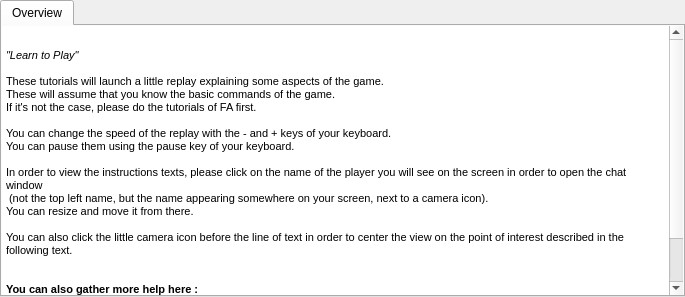
The window that res/tutorials/tutorials.ui (FAForever/client) describes before a commit, drawn with Qt 5.
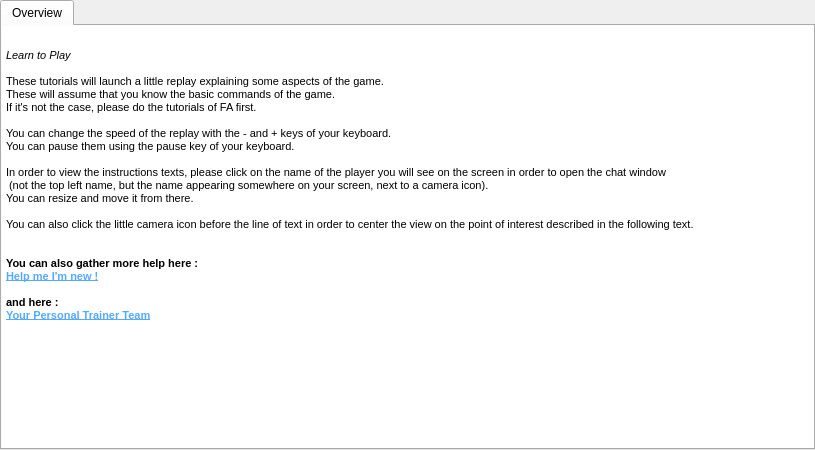
The same window after the commit.

Commit message: Remove unnecessary quotation marks

The edit to the form file:
```diff
--- a/res/tutorials/tutorials.ui
+++ b/res/tutorials/tutorials.ui
@@ -6,8 +6,8 @@
    <rect>
     <x>0</x>
     <y>0</y>
-    <width>685</width>
-    <height>297</height>
+    <width>815</width>
+    <height>450</height>
    </rect>
   </property>
   <property name="windowTitle">
@@ -39,29 +39,29 @@
        <string>&lt;!DOCTYPE HTML PUBLIC &quot;-//W3C//DTD HTML 4.0//EN&quot; &quot;http://www.w3.org/TR/REC-html40/strict.dtd&quot;&gt;
 &lt;html&gt;&lt;head&gt;&lt;meta name=&quot;qrichtext&quot; content=&quot;1&quot; /&gt;&lt;style type=&quot;text/css&quot;&gt;
 p, li { white-space: pre-wrap; }
-&lt;/style&gt;&lt;/head&gt;&lt;body style=&quot; font-family:'MS Shell Dlg 2'; font-size:8.25pt; font-weight:400; font-style:normal;&quot;&gt;
-&lt;p style=&quot; margin-top:0px; margin-bottom:0px; margin-left:0px; margin-right:0px; -qt-block-indent:0; text-indent:0px;&quot;&gt;&lt;span style=&quot; font-size:12pt; font-weight:600; color:#ffffff;&quot;&gt;Tutorials&lt;/span&gt;&lt;/p&gt;
-&lt;p style=&quot; margin-top:0px; margin-bottom:0px; margin-left:0px; margin-right:0px; -qt-block-indent:0; text-indent:0px;&quot;&gt;&lt;span style=&quot; font-size:8pt; font-style:italic;&quot;&gt;&amp;quot;Learn to Play&amp;quot;&lt;/span&gt;&lt;/p&gt;
-&lt;p style=&quot;-qt-paragraph-type:empty; margin-top:0px; margin-bottom:0px; margin-left:0px; margin-right:0px; -qt-block-indent:0; text-indent:0px; font-size:8pt;&quot;&gt;&lt;br /&gt;&lt;/p&gt;
-&lt;p style=&quot; margin-top:0px; margin-bottom:0px; margin-left:0px; margin-right:0px; -qt-block-indent:0; text-indent:0px;&quot;&gt;&lt;span style=&quot; font-size:8pt;&quot;&gt;These tutorials will launch a little replay explaining some aspects of the game.&lt;/span&gt;&lt;/p&gt;
-&lt;p style=&quot; margin-top:0px; margin-bottom:0px; margin-left:0px; margin-right:0px; -qt-block-indent:0; text-indent:0px;&quot;&gt;&lt;span style=&quot; font-size:8pt;&quot;&gt;These will assume that you know the basic commands of the game.&lt;/span&gt;&lt;/p&gt;
-&lt;p style=&quot; margin-top:0px; margin-bottom:0px; margin-left:0px; margin-right:0px; -qt-block-indent:0; text-indent:0px;&quot;&gt;&lt;span style=&quot; font-size:8pt;&quot;&gt;If it's not the case, please do the tutorials of FA first.&lt;/span&gt;&lt;/p&gt;
-&lt;p style=&quot;-qt-paragraph-type:empty; margin-top:0px; margin-bottom:0px; margin-left:0px; margin-right:0px; -qt-block-indent:0; text-indent:0px; font-size:8pt;&quot;&gt;&lt;br /&gt;&lt;/p&gt;
-&lt;p style=&quot; margin-top:0px; margin-bottom:0px; margin-left:0px; margin-right:0px; -qt-block-indent:0; text-indent:0px;&quot;&gt;&lt;span style=&quot; font-size:8pt;&quot;&gt;You can change the speed of the replay with the - and + keys of your keyboard.&lt;/span&gt;&lt;/p&gt;
-&lt;p style=&quot; margin-top:0px; margin-bottom:0px; margin-left:0px; margin-right:0px; -qt-block-indent:0; text-indent:0px;&quot;&gt;&lt;span style=&quot; font-size:8pt;&quot;&gt;You can pause them using the pause key of your keyboard.&lt;/span&gt;&lt;/p&gt;
-&lt;p style=&quot;-qt-paragraph-type:empty; margin-top:0px; margin-bottom:0px; margin-left:0px; margin-right:0px; -qt-block-indent:0; text-indent:0px; font-size:8pt;&quot;&gt;&lt;br /&gt;&lt;/p&gt;
-&lt;p style=&quot; margin-top:0px; margin-bottom:0px; margin-left:0px; margin-right:0px; -qt-block-indent:0; text-indent:0px;&quot;&gt;&lt;span style=&quot; font-size:8pt;&quot;&gt;In order to view the instructions texts, please click on the name of the player you will see on the screen in order to open the chat window&lt;/span&gt;&lt;/p&gt;
-&lt;p style=&quot; margin-top:0px; margin-bottom:0px; margin-left:0px; margin-right:0px; -qt-block-indent:0; text-indent:0px;&quot;&gt;&lt;span style=&quot; font-size:8pt;&quot;&gt; (not the top left name, but the name appearing somewhere on your screen, next to a camera icon). &lt;/span&gt;&lt;/p&gt;
-&lt;p style=&quot; margin-top:0px; margin-bottom:0px; margin-left:0px; margin-right:0px; -qt-block-indent:0; text-indent:0px;&quot;&gt;&lt;span style=&quot; font-size:8pt;&quot;&gt;You can resize and move it from there.&lt;/span&gt;&lt;/p&gt;
-&lt;p style=&quot;-qt-paragraph-type:empty; margin-top:0px; margin-bottom:0px; margin-left:0px; margin-right:0px; -qt-block-indent:0; text-indent:0px; font-size:8pt;&quot;&gt;&lt;br /&gt;&lt;/p&gt;
-&lt;p style=&quot; margin-top:0px; margin-bottom:0px; margin-left:0px; margin-right:0px; -qt-block-indent:0; text-indent:0px;&quot;&gt;&lt;span style=&quot; font-size:8pt;&quot;&gt;You can also click the little camera icon before the line of text in order to center the view on the point of interest described in the following text.&lt;/span&gt;&lt;/p&gt;
-&lt;p style=&quot;-qt-paragraph-type:empty; margin-top:0px; margin-bottom:0px; margin-left:0px; margin-right:0px; -qt-block-indent:0; text-indent:0px; font-size:8pt;&quot;&gt;&lt;br /&gt;&lt;/p&gt;
-&lt;p style=&quot;-qt-paragraph-type:empty; margin-top:0px; margin-bottom:0px; margin-left:0px; margin-right:0px; -qt-block-indent:0; text-indent:0px; font-size:8pt;&quot;&gt;&lt;br /&gt;&lt;/p&gt;
-&lt;p style=&quot; margin-top:0px; margin-bottom:0px; margin-left:0px; margin-right:0px; -qt-block-indent:0; text-indent:0px;&quot;&gt;&lt;span style=&quot; font-size:8pt; font-weight:600;&quot;&gt;You can also gather more help here : &lt;/span&gt;&lt;/p&gt;
-&lt;p style=&quot; margin-top:0px; margin-bottom:0px; margin-left:0px; margin-right:0px; -qt-block-indent:0; text-indent:0px;&quot;&gt;&lt;a href=&quot;http://www.faforever.com/forums/viewtopic.php?f=2&amp;amp;t=537&quot;&gt;&lt;span style=&quot; font-size:8pt; font-weight:600; text-decoration: underline; color:#55aaff;&quot;&gt;Help me I'm new !&lt;/span&gt;&lt;/a&gt;&lt;/p&gt;
-&lt;p style=&quot;-qt-paragraph-type:empty; margin-top:0px; margin-bottom:0px; margin-left:0px; margin-right:0px; -qt-block-indent:0; text-indent:0px; font-size:8pt; color:#55aaff;&quot;&gt;&lt;br /&gt;&lt;/p&gt;
-&lt;p style=&quot; margin-top:0px; margin-bottom:0px; margin-left:0px; margin-right:0px; -qt-block-indent:0; text-indent:0px;&quot;&gt;&lt;span style=&quot; font-size:8pt; font-weight:600;&quot;&gt;and here :&lt;/span&gt;&lt;/p&gt;
-&lt;p style=&quot; margin-top:0px; margin-bottom:0px; margin-left:0px; margin-right:0px; -qt-block-indent:0; text-indent:0px;&quot;&gt;&lt;a href=&quot;http://www.faforever.com/forums/viewtopic.php?f=2&amp;amp;t=1614&quot;&gt;&lt;span style=&quot; font-size:8pt; font-weight:600; text-decoration: underline; color:#55aaff;&quot;&gt;Your Personal Trainer Team&lt;/span&gt;&lt;/a&gt;&lt;/p&gt;&lt;/body&gt;&lt;/html&gt;</string>
+&lt;/style&gt;&lt;/head&gt;&lt;body style=&quot; font-family:'Sans'; font-size:10pt; font-weight:400; font-style:normal;&quot;&gt;
+&lt;p style=&quot; margin-top:0px; margin-bottom:0px; margin-left:0px; margin-right:0px; -qt-block-indent:0; text-indent:0px;&quot;&gt;&lt;span style=&quot; font-family:'MS Shell Dlg 2'; font-size:12pt; font-weight:600; color:#ffffff;&quot;&gt;Tutorials&lt;/span&gt;&lt;/p&gt;
+&lt;p style=&quot; margin-top:0px; margin-bottom:0px; margin-left:0px; margin-right:0px; -qt-block-indent:0; text-indent:0px;&quot;&gt;&lt;span style=&quot; font-family:'MS Shell Dlg 2'; font-size:8pt; font-style:italic;&quot;&gt;Learn to Play&lt;/span&gt;&lt;/p&gt;
+&lt;p style=&quot;-qt-paragraph-type:empty; margin-top:0px; margin-bottom:0px; margin-left:0px; margin-right:0px; -qt-block-indent:0; text-indent:0px; font-family:'MS Shell Dlg 2'; font-size:8pt;&quot;&gt;&lt;br /&gt;&lt;/p&gt;
+&lt;p style=&quot; margin-top:0px; margin-bottom:0px; margin-left:0px; margin-right:0px; -qt-block-indent:0; text-indent:0px;&quot;&gt;&lt;span style=&quot; font-family:'MS Shell Dlg 2'; font-size:8pt;&quot;&gt;These tutorials will launch a little replay explaining some aspects of the game.&lt;/span&gt;&lt;/p&gt;
+&lt;p style=&quot; margin-top:0px; margin-bottom:0px; margin-left:0px; margin-right:0px; -qt-block-indent:0; text-indent:0px;&quot;&gt;&lt;span style=&quot; font-family:'MS Shell Dlg 2'; font-size:8pt;&quot;&gt;These will assume that you know the basic commands of the game.&lt;/span&gt;&lt;/p&gt;
+&lt;p style=&quot; margin-top:0px; margin-bottom:0px; margin-left:0px; margin-right:0px; -qt-block-indent:0; text-indent:0px;&quot;&gt;&lt;span style=&quot; font-family:'MS Shell Dlg 2'; font-size:8pt;&quot;&gt;If it's not the case, please do the tutorials of FA first.&lt;/span&gt;&lt;/p&gt;
+&lt;p style=&quot;-qt-paragraph-type:empty; margin-top:0px; margin-bottom:0px; margin-left:0px; margin-right:0px; -qt-block-indent:0; text-indent:0px; font-family:'MS Shell Dlg 2'; font-size:8pt;&quot;&gt;&lt;br /&gt;&lt;/p&gt;
+&lt;p style=&quot; margin-top:0px; margin-bottom:0px; margin-left:0px; margin-right:0px; -qt-block-indent:0; text-indent:0px;&quot;&gt;&lt;span style=&quot; font-family:'MS Shell Dlg 2'; font-size:8pt;&quot;&gt;You can change the speed of the replay with the - and + keys of your keyboard.&lt;/span&gt;&lt;/p&gt;
+&lt;p style=&quot; margin-top:0px; margin-bottom:0px; margin-left:0px; margin-right:0px; -qt-block-indent:0; text-indent:0px;&quot;&gt;&lt;span style=&quot; font-family:'MS Shell Dlg 2'; font-size:8pt;&quot;&gt;You can pause them using the pause key of your keyboard.&lt;/span&gt;&lt;/p&gt;
+&lt;p style=&quot;-qt-paragraph-type:empty; margin-top:0px; margin-bottom:0px; margin-left:0px; margin-right:0px; -qt-block-indent:0; text-indent:0px; font-family:'MS Shell Dlg 2'; font-size:8pt;&quot;&gt;&lt;br /&gt;&lt;/p&gt;
+&lt;p style=&quot; margin-top:0px; margin-bottom:0px; margin-left:0px; margin-right:0px; -qt-block-indent:0; text-indent:0px;&quot;&gt;&lt;span style=&quot; font-family:'MS Shell Dlg 2'; font-size:8pt;&quot;&gt;In order to view the instructions texts, please click on the name of the player you will see on the screen in order to open the chat window&lt;/span&gt;&lt;/p&gt;
+&lt;p style=&quot; margin-top:0px; margin-bottom:0px; margin-left:0px; margin-right:0px; -qt-block-indent:0; text-indent:0px;&quot;&gt;&lt;span style=&quot; font-family:'MS Shell Dlg 2'; font-size:8pt;&quot;&gt; (not the top left name, but the name appearing somewhere on your screen, next to a camera icon). &lt;/span&gt;&lt;/p&gt;
+&lt;p style=&quot; margin-top:0px; margin-bottom:0px; margin-left:0px; margin-right:0px; -qt-block-indent:0; text-indent:0px;&quot;&gt;&lt;span style=&quot; font-family:'MS Shell Dlg 2'; font-size:8pt;&quot;&gt;You can resize and move it from there.&lt;/span&gt;&lt;/p&gt;
+&lt;p style=&quot;-qt-paragraph-type:empty; margin-top:0px; margin-bottom:0px; margin-left:0px; margin-right:0px; -qt-block-indent:0; text-indent:0px; font-family:'MS Shell Dlg 2'; font-size:8pt;&quot;&gt;&lt;br /&gt;&lt;/p&gt;
+&lt;p style=&quot; margin-top:0px; margin-bottom:0px; margin-left:0px; margin-right:0px; -qt-block-indent:0; text-indent:0px;&quot;&gt;&lt;span style=&quot; font-family:'MS Shell Dlg 2'; font-size:8pt;&quot;&gt;You can also click the little camera icon before the line of text in order to center the view on the point of interest described in the following text.&lt;/span&gt;&lt;/p&gt;
+&lt;p style=&quot;-qt-paragraph-type:empty; margin-top:0px; margin-bottom:0px; margin-left:0px; margin-right:0px; -qt-block-indent:0; text-indent:0px; font-family:'MS Shell Dlg 2'; font-size:8pt;&quot;&gt;&lt;br /&gt;&lt;/p&gt;
+&lt;p style=&quot;-qt-paragraph-type:empty; margin-top:0px; margin-bottom:0px; margin-left:0px; margin-right:0px; -qt-block-indent:0; text-indent:0px; font-family:'MS Shell Dlg 2'; font-size:8pt;&quot;&gt;&lt;br /&gt;&lt;/p&gt;
+&lt;p style=&quot; margin-top:0px; margin-bottom:0px; margin-left:0px; margin-right:0px; -qt-block-indent:0; text-indent:0px;&quot;&gt;&lt;span style=&quot; font-family:'MS Shell Dlg 2'; font-size:8pt; font-weight:600;&quot;&gt;You can also gather more help here : &lt;/span&gt;&lt;/p&gt;
+&lt;p style=&quot; margin-top:0px; margin-bottom:0px; margin-left:0px; margin-right:0px; -qt-block-indent:0; text-indent:0px;&quot;&gt;&lt;a href=&quot;http://www.faforever.com/forums/viewtopic.php?f=2&amp;amp;t=537&quot;&gt;&lt;span style=&quot; font-family:'MS Shell Dlg 2'; font-size:8pt; font-weight:600; text-decoration: underline; color:#55aaff;&quot;&gt;Help me I'm new !&lt;/span&gt;&lt;/a&gt;&lt;/p&gt;
+&lt;p style=&quot;-qt-paragraph-type:empty; margin-top:0px; margin-bottom:0px; margin-left:0px; margin-right:0px; -qt-block-indent:0; text-indent:0px; font-family:'MS Shell Dlg 2'; font-size:8pt; color:#55aaff;&quot;&gt;&lt;br /&gt;&lt;/p&gt;
+&lt;p style=&quot; margin-top:0px; margin-bottom:0px; margin-left:0px; margin-right:0px; -qt-block-indent:0; text-indent:0px;&quot;&gt;&lt;span style=&quot; font-family:'MS Shell Dlg 2'; font-size:8pt; font-weight:600;&quot;&gt;and here :&lt;/span&gt;&lt;/p&gt;
+&lt;p style=&quot; margin-top:0px; margin-bottom:0px; margin-left:0px; margin-right:0px; -qt-block-indent:0; text-indent:0px;&quot;&gt;&lt;a href=&quot;http://www.faforever.com/forums/viewtopic.php?f=2&amp;amp;t=1614&quot;&gt;&lt;span style=&quot; font-family:'MS Shell Dlg 2'; font-size:8pt; font-weight:600; text-decoration: underline; color:#55aaff;&quot;&gt;Your Personal Trainer Team&lt;/span&gt;&lt;/a&gt;&lt;/p&gt;&lt;/body&gt;&lt;/html&gt;</string>
       </property>
       <property name="openExternalLinks">
        <bool>true</bool>
```
